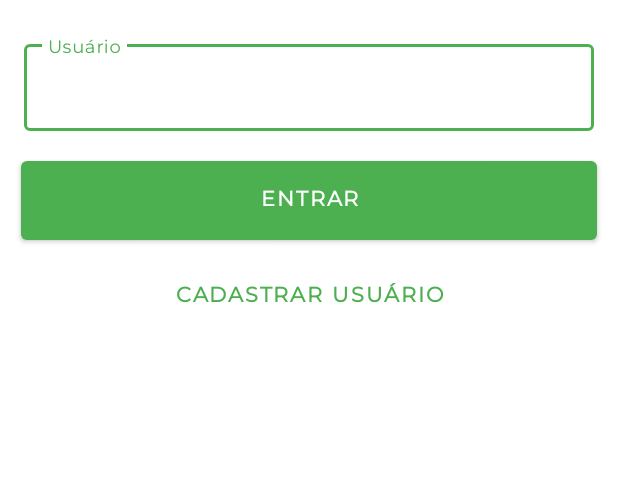
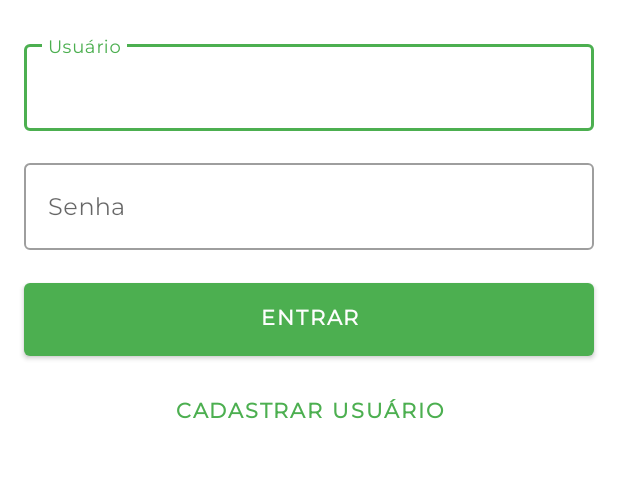
Before and after one commit to andrehahn05/App-Orgs-room, an Android app: the layout activity_login.xml on its own in the app's theme, with its tools: preview values and no code run, on a phone screen of 412 x 824 dp, the part 401-879 px from its top. Run offline under Robolectric (Android 15) with nearby library versions, the phone set to English and light mode, and no system bars.

Commit message:
LoginActivity

```diff
--- /dev/null
+++ b/app/src/main/java/com/hahn/orgs/ui/activity/LoginActivity.kt
@@ -0,0 +1,16 @@
+package com.hahn.orgs.ui.activity
+
+import android.os.Bundle
+import androidx.appcompat.app.AppCompatActivity
+import com.hahn.orgs.databinding.ActivityLoginBinding
+
+class LoginActivity:AppCompatActivity() {
+    private val binding by lazy {
+        ActivityLoginBinding.inflate(layoutInflater)
+    }
+
+    override fun onCreate(savedInstanceState: Bundle?) {
+        super.onCreate(savedInstanceState)
+        setContentView(binding.root)
+    }
+}
--- a/app/src/main/res/layout/activity_login.xml
+++ b/app/src/main/res/layout/activity_login.xml
@@ -1,6 +1,7 @@
 <?xml version="1.0" encoding="utf-8"?>
 <ScrollView xmlns:android="http://schemas.android.com/apk/res/android"
     xmlns:app="http://schemas.android.com/apk/res-auto"
+    xmlns:tools="http://schemas.android.com/tools"
     android:layout_width="match_parent"
     android:layout_height="match_parent"
     android:fillViewport="true">
@@ -50,18 +51,35 @@
                 android:inputType="text" />
 
         </com.google.android.material.textfield.TextInputLayout>
+
+        <com.google.android.material.textfield.TextInputLayout
+            android:id="@+id/textInputlayout_passowrd"
+            style="@style/Widget.MaterialComponents.TextInputLayout.OutlinedBox"
+            android:layout_width="0dp"
+            android:layout_height="wrap_content"
+            android:layout_margin="16dp"
+            app:layout_constraintEnd_toEndOf="parent"
+            app:layout_constraintStart_toStartOf="parent"
+            app:layout_constraintTop_toBottomOf="@id/textInputlayout_user">
+
+            <com.google.android.material.textfield.TextInputEditText
+                android:id="@+id/activity_login_senha"
+                android:layout_width="match_parent"
+                android:layout_height="wrap_content"
+                android:hint="Senha"
+                android:inputType="textPassword" />
+        </com.google.android.material.textfield.TextInputLayout>
         <Button
             android:id="@+id/activity_login_btn_signIn"
             android:layout_width="0dp"
             android:layout_height="wrap_content"
             android:layout_marginTop="16dp"
             android:textStyle="bold"
-            android:padding="16dp"
-            android:layout_margin="14dp"
+            android:padding="14dp"
             android:text="Entrar"
-            app:layout_constraintEnd_toEndOf="parent"
-            app:layout_constraintStart_toStartOf="parent"
-            app:layout_constraintTop_toBottomOf="@+id/textInputlayout_user" />
+            app:layout_constraintEnd_toEndOf="@id/textInputlayout_passowrd"
+            app:layout_constraintStart_toStartOf="@id/textInputlayout_passowrd"
+            app:layout_constraintTop_toBottomOf="@id/textInputlayout_passowrd" />
 
 
         <Button
```
